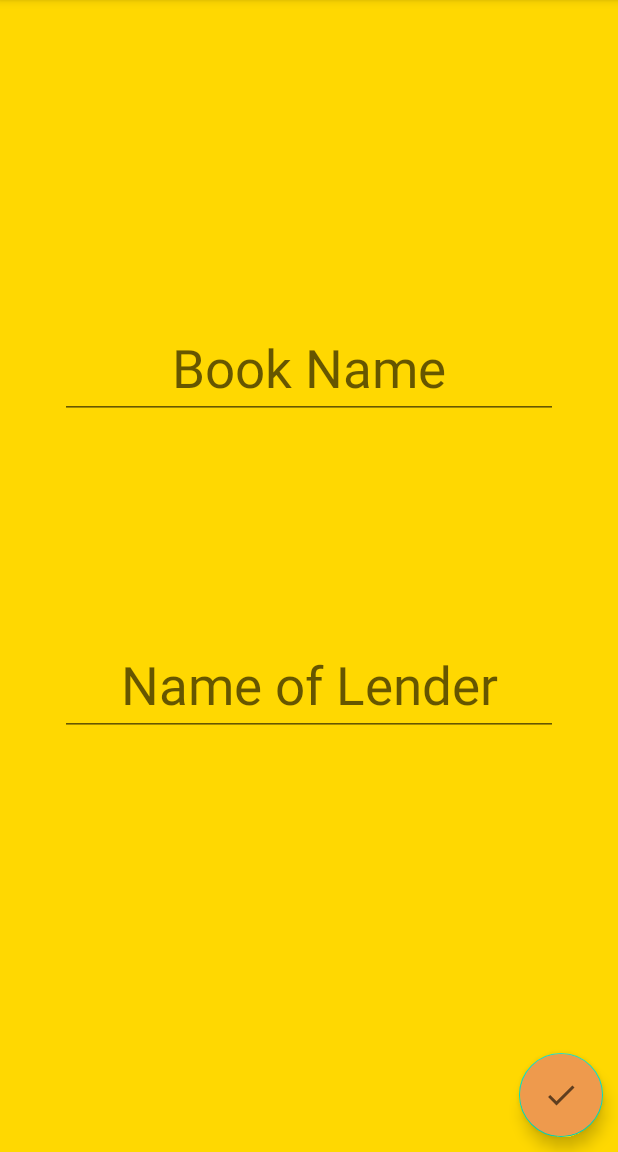
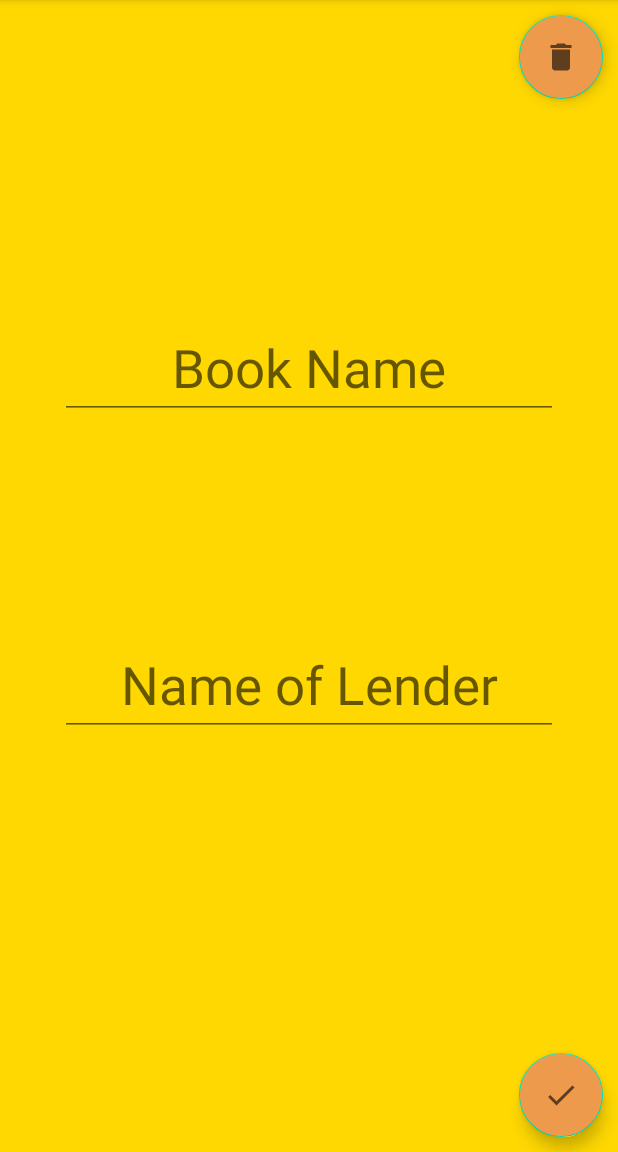
Before and after one commit to nakul-19/myLibrarian, an Android app: the AddBorrowedBook screen opened through its navigation route, on a phone screen of 412 x 824 dp, the part 84-1236 px from its top. Run offline under Robolectric (Android 15) with nearby library versions, the phone set to English and light mode, and no system bars; our stand-ins replace Room's generated code.

Commit message:
added delete button to delete records. completed backend work.

```diff
--- a/app/build.gradle
+++ b/app/build.gradle
@@ -2,7 +2,7 @@ apply plugin: 'com.android.application'
 apply plugin: 'kotlin-android'
 apply plugin: 'kotlin-android-extensions'
 apply plugin: 'kotlin-kapt'
-apply plugin: "androidx.navigation.safeargs.kotlin"
+apply plugin: "androidx.navigation.safeargs"
 
 android {
     compileSdkVersion 29
--- a/app/src/main/java/com/mylibrarian/Record.kt
+++ b/app/src/main/java/com/mylibrarian/Record.kt
@@ -3,13 +3,14 @@ package com.mylibrarian
 import androidx.room.ColumnInfo
 import androidx.room.Entity
 import androidx.room.PrimaryKey
+import java.io.Serializable
 
 @Entity
 data class Record(
     @ColumnInfo(name = "b_name") var b_name : String,
     @ColumnInfo(name = "p_name") var p_name : String,
     @ColumnInfo(name = "type") var type : String
-){
+):Serializable{
     @PrimaryKey(autoGenerate = true)
     var id : Int = 0
 }
--- /dev/null
+++ b/app/src/main/res/drawable/ic_delete.xml
@@ -0,0 +1,10 @@
+<vector xmlns:android="http://schemas.android.com/apk/res/android"
+    android:width="24dp"
+    android:height="24dp"
+    android:viewportWidth="24"
+    android:viewportHeight="24"
+    android:tint="?attr/colorControlNormal">
+  <path
+      android:fillColor="@android:color/white"
+      android:pathData="M6,19c0,1.1 0.9,2 2,2h8c1.1,0 2,-0.9 2,-2V7H6v12zM19,4h-3.5l-1,-1h-5l-1,1H5v2h14V4z"/>
+</vector>
--- a/app/src/main/res/layout/add_borrowed_book.xml
+++ b/app/src/main/res/layout/add_borrowed_book.xml
@@ -6,6 +6,7 @@
     tools:context=".BooksGiven"
     android:background="#FFD801"
     xmlns:android="http://schemas.android.com/apk/res/android">
+
 
     <androidx.appcompat.widget.AppCompatEditText
         android:id="@+id/book_name"
@@ -36,6 +37,21 @@
         android:layout_height="wrap_content"/>
 
     <com.google.android.material.floatingactionbutton.FloatingActionButton
+        android:id="@+id/deleteB"
+        android:layout_width="wrap_content"
+        android:layout_height="wrap_content"
+        android:clickable="true"
+        android:src="@drawable/ic_delete"
+        tools:layout_editor_absoluteX="345dp"
+        tools:layout_editor_absoluteY="7dp"
+        app:layout_constraintTop_toTopOf="parent"
+        app:layout_constraintEnd_toEndOf="parent"
+        android:layout_marginEnd="10dp"
+        android:layout_marginTop="10dp"
+        android:backgroundTint="#EE9A4D"
+        android:focusable="true" />
+
+    <com.google.android.material.floatingactionbutton.FloatingActionButton
         android:id="@+id/add_borrowed_book"
         app:layout_constraintEnd_toEndOf="parent"
         android:layout_marginEnd="10dp"
--- a/app/src/main/res/layout/books_taken.xml
+++ b/app/src/main/res/layout/books_taken.xml
@@ -31,4 +31,5 @@
         android:clickable="true"
         android:src="@drawable/ic_add"
         android:focusable="true" />
+
 </androidx.constraintlayout.widget.ConstraintLayout>
--- a/app/src/main/res/navigation/nav_graph.xml
+++ b/app/src/main/res/navigation/nav_graph.xml
@@ -55,6 +55,11 @@
             app:destination="@id/booksTaken"
             app:popUpTo="@id/booksTaken"
             app:popUpToInclusive="true" />
+        <argument
+            android:name="bBook"
+            app:argType="com.mylibrarian.Record"
+            app:nullable="true"
+            android:defaultValue="@null" />
     </fragment>
     <fragment
         android:id="@+id/addLentBook"
@@ -66,5 +71,10 @@
             app:destination="@id/booksGiven"
             app:popUpTo="@id/booksGiven"
             app:popUpToInclusive="true" />
+        <argument
+            android:name="lBook"
+            android:defaultValue="@null"
+            app:argType="com.mylibrarian.Record"
+            app:nullable="true"/>
     </fragment>
 </navigation>
```
Also changed, not shown: app/src/main/java/com/mylibrarian/AddBorrowedBook.kt (+31 -2 lines), app/src/main/java/com/mylibrarian/AddLentBook.kt (+33 -2 lines), app/src/main/java/com/mylibrarian/BooksGiven.kt (+6 -1 lines), app/src/main/java/com/mylibrarian/BooksTaken.kt (+5 -3 lines), app/src/main/java/com/mylibrarian/RecordAdapter.kt (+18 -5 lines), app/src/main/java/com/mylibrarian/RecordDao.kt (+7 -3 lines), app/src/main/res/layout/add_lent_book.xml (+16 -0 lines), app/src/main/res/layout/books_given.xml (line endings or trailing spaces).
